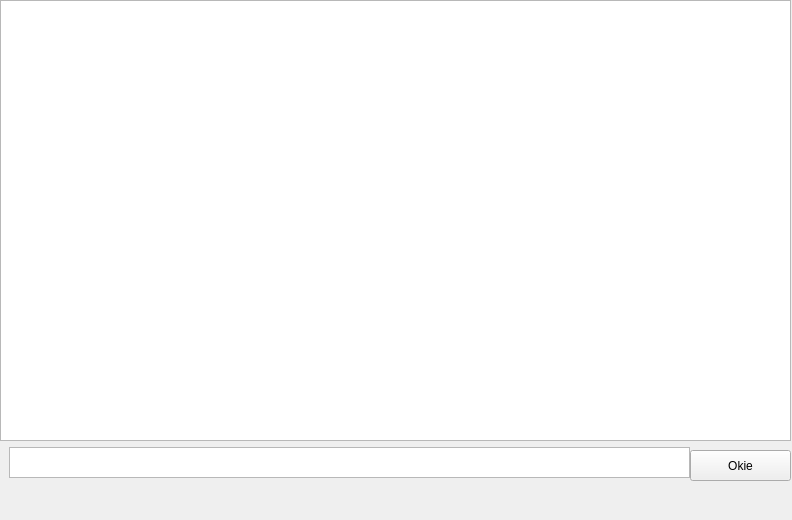
Above: FuckItChat/FuckItChat.ui from Itay2805/FuckItChat before the change. Below: the same form after it.
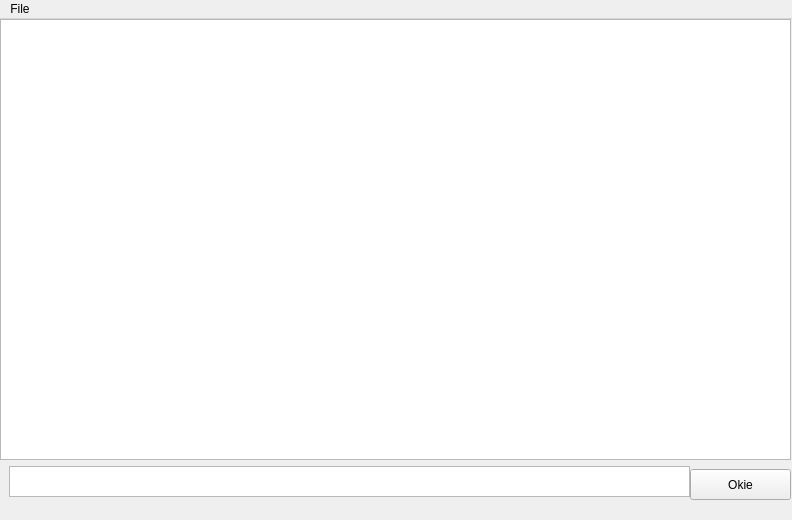
That is the form after the change.

```diff
--- a/FuckItChat/FuckItChat.ui
+++ b/FuckItChat/FuckItChat.ui
@@ -75,6 +75,13 @@
      <height>21</height>
     </rect>
    </property>
+   <widget class="QMenu" name="menuConnect">
+    <property name="title">
+     <string>File</string>
+    </property>
+    <addaction name="actionConnect"/>
+   </widget>
+   <addaction name="menuConnect"/>
   </widget>
  </widget>
  <layoutdefault spacing="6" margin="11"/>
```
Left out of the diff: 5 changed lines with no effect on the pictures.
